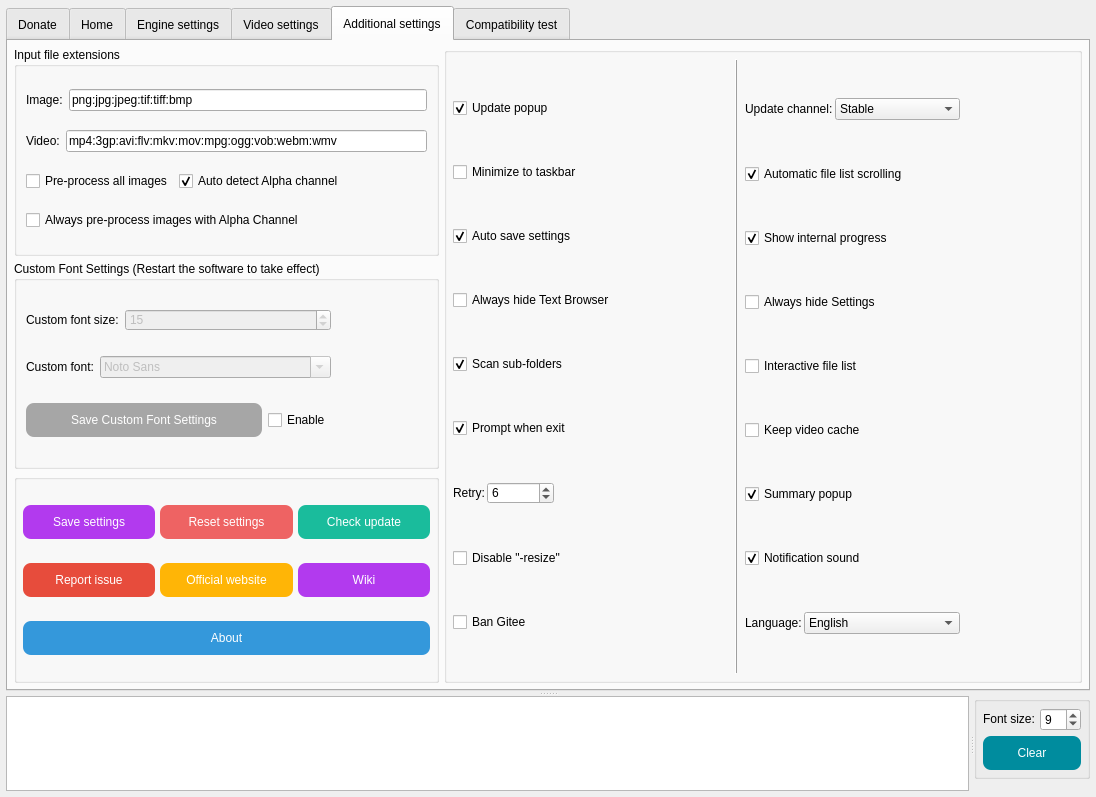
The window that SRC/Waifu2x-Extension-QT/mainwindow.ui (AaronFeng753/Waifu2x-Extension-GUI) describes before a commit, drawn with Qt 5.
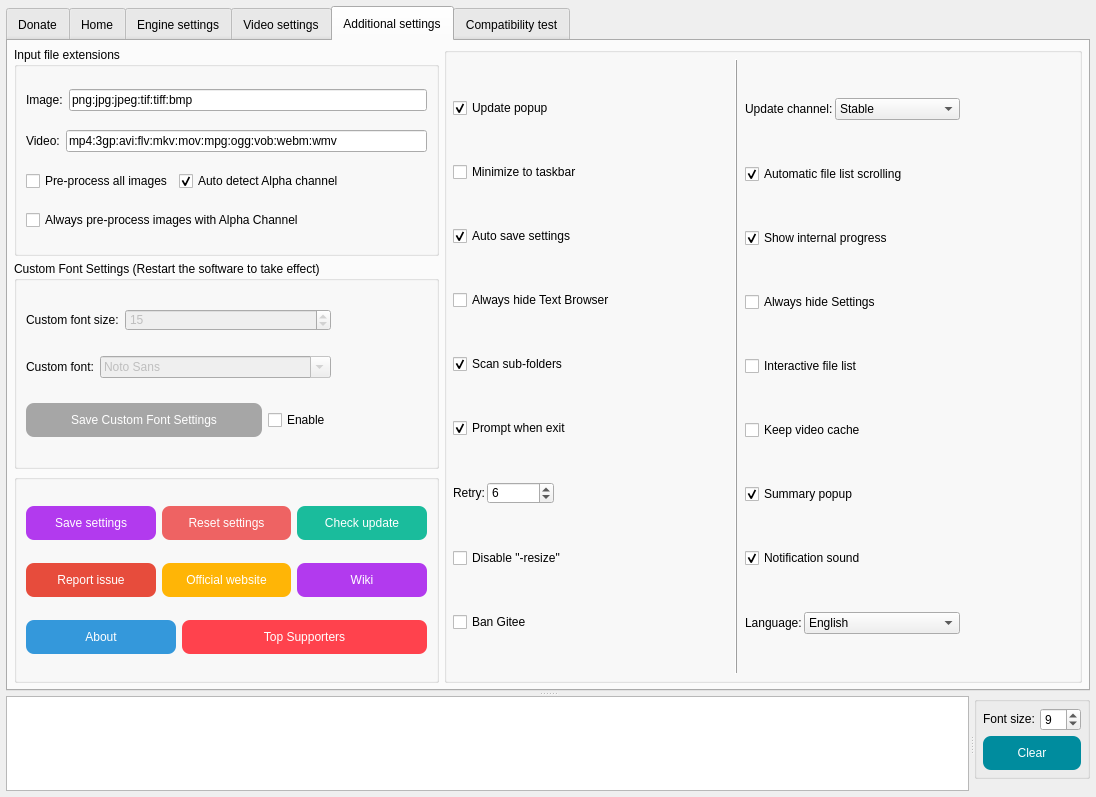
The same window after the commit. The open tabs and pages were chosen to show the change. Icons and pictures are not drawn.

Commit message: Credits page for Top Supporters(patreon)

What changed in the file:
```diff
--- a/SRC/Waifu2x-Extension-QT/mainwindow.ui
+++ b/SRC/Waifu2x-Extension-QT/mainwindow.ui
@@ -9488,45 +9488,67 @@
                 <string/>
                </property>
                <layout class="QGridLayout" name="gridLayout_7">
-                <property name="leftMargin">
-                 <number>6</number>
-                </property>
-                <property name="topMargin">
-                 <number>6</number>
-                </property>
-                <property name="rightMargin">
-                 <number>6</number>
-                </property>
-                <property name="bottomMargin">
-                 <number>6</number>
-                </property>
-                <property name="spacing">
-                 <number>5</number>
-                </property>
-                <item row="1" column="0">
-                 <widget class="QPushButton" name="pushButton_Report">
-                  <property name="font">
-                   <font>
-                    <underline>false</underline>
-                   </font>
-                  </property>
+                <item row="0" column="0">
+                 <layout class="QHBoxLayout" name="horizontalLayout_57">
+                  <item>
+                   <widget class="QPushButton" name="pushButton_SaveSettings">
+                    <property name="enabled">
+                     <bool>true</bool>
+                    </property>
+                    <property name="styleSheet">
+                     <string notr="true">QPushButton{
+background-color: rgb(178, 58, 238);
+color: rgb(255, 255, 255);
+border-style:outset;
+border-radius:8px;
+padding:10px;
+}
+QPushButton:hover{
+background-color: rgb(191, 62, 255);
+color: rgb(255, 255, 255);
+border-style:outset;
+border-radius:8px;
+padding:10px;
+}
+QPushButton:pressed{
+background-color: rgb(154, 50, 205);
+color: rgb(255, 255, 255);
+border-style:outset;
+border-radius:8px;
+padding:10px;
+}
+QPushButton:disabled{
+background-color: rgb(166, 166, 166);
+color: rgb(255, 255, 255);
+border-style:outset;
+border-radius:8px;
+padding:10px;
+}</string>
+                    </property>
+                    <property name="text">
+                     <string>Save settings</string>
+                    </property>
+                   </widget>
+                  </item>
+                  <item>
+                   <widget class="QPushButton" name="pushButton_ResetSettings">
                   <property name="styleSheet">
                    <string notr="true">QPushButton{
-background-color: rgb(231, 76, 60);
+background-color: rgb(238, 99, 99);
 color: rgb(255, 255, 255);
 border-style:outset;
 border-radius:8px;
 padding:10px;
 }
 QPushButton:hover{
-background-color: rgb(255, 102, 64);
+background-color: rgb(255, 106, 106);
 color: rgb(255, 255, 255);
 border-style:outset;
 border-radius:8px;
 padding:10px;
 }
 QPushButton:pressed{
-background-color: rgb(204, 65, 53);
+background-color: rgb(205, 85, 85);
 color: rgb(255, 255, 255);
 border-style:outset;
 border-radius:8px;
@@ -9541,11 +9563,11 @@
 }</string>
                   </property>
                   <property name="text">
-                   <string>Report issue</string>
+                     <string>Reset settings</string>
                   </property>
                  </widget>
                 </item>
-                <item row="0" column="2">
+                  <item>
                  <widget class="QPushButton" name="pushButton_CheckUpdate">
                   <property name="font">
                    <font>
@@ -9588,28 +9610,34 @@
                   </property>
                  </widget>
                 </item>
-                <item row="1" column="2">
-                 <widget class="QPushButton" name="pushButton_wiki">
-                  <property name="toolTip">
-                   <string>Open Waifu2x-Extension-GUI online wiki.</string>
+                 </layout>
+                </item>
+                <item row="1" column="0">
+                 <layout class="QHBoxLayout" name="horizontalLayout_58">
+                  <item>
+                   <widget class="QPushButton" name="pushButton_Report">
+                    <property name="font">
+                     <font>
+                      <underline>false</underline>
+                     </font>
                   </property>
                   <property name="styleSheet">
                    <string notr="true">QPushButton{
-background-color: rgb(178, 58, 238);
+background-color: rgb(231, 76, 60);
 color: rgb(255, 255, 255);
 border-style:outset;
 border-radius:8px;
 padding:10px;
 }
 QPushButton:hover{
-background-color: rgb(191, 62, 255);
+background-color: rgb(255, 102, 64);
 color: rgb(255, 255, 255);
 border-style:outset;
 border-radius:8px;
 padding:10px;
 }
 QPushButton:pressed{
-background-color: rgb(154, 50, 205);
+background-color: rgb(204, 65, 53);
 color: rgb(255, 255, 255);
 border-style:outset;
 border-radius:8px;
@@ -9624,11 +9652,11 @@
 }</string>
                   </property>
                   <property name="text">
-                   <string>Wiki</string>
+                     <string>Report issue</string>
                   </property>
                  </widget>
                 </item>
-                <item row="1" column="1">
+                  <item>
                  <widget class="QPushButton" name="pushButton_ReadMe">
                   <property name="font">
                    <font>
@@ -9670,10 +9698,10 @@
                   </property>
                  </widget>
                 </item>
-                <item row="0" column="0">
-                 <widget class="QPushButton" name="pushButton_SaveSettings">
-                  <property name="enabled">
-                   <bool>true</bool>
+                  <item>
+                   <widget class="QPushButton" name="pushButton_wiki">
+                    <property name="toolTip">
+                     <string>Open Waifu2x-Extension-GUI online wiki.</string>
                   </property>
                   <property name="styleSheet">
                    <string notr="true">QPushButton{
@@ -9706,12 +9734,22 @@
 }</string>
                   </property>
                   <property name="text">
-                   <string>Save settings</string>
+                     <string>Wiki</string>
                   </property>
                  </widget>
                 </item>
-                <item row="2" column="0" colspan="3">
+                 </layout>
+                </item>
+                <item row="2" column="0">
+                 <layout class="QHBoxLayout" name="horizontalLayout_59">
+                  <item>
                  <widget class="QPushButton" name="pushButton_about">
+                    <property name="maximumSize">
+                     <size>
+                      <width>150</width>
+                      <height>16777215</height>
+                     </size>
+                    </property>
                   <property name="styleSheet">
                    <string notr="true">QPushButton{
 background-color: rgb(52, 152, 219);
@@ -9747,25 +9785,25 @@
                   </property>
                  </widget>
                 </item>
-                <item row="0" column="1">
-                 <widget class="QPushButton" name="pushButton_ResetSettings">
+                  <item>
+                   <widget class="QPushButton" name="pushButton_SupportersList">
                   <property name="styleSheet">
                    <string notr="true">QPushButton{
-background-color: rgb(238, 99, 99);
+background-color: rgb(255, 66, 77);
 color: rgb(255, 255, 255);
 border-style:outset;
 border-radius:8px;
 padding:10px;
 }
 QPushButton:hover{
-background-color: rgb(255, 106, 106);
+background-color: rgb(255, 105, 112);
 color: rgb(255, 255, 255);
 border-style:outset;
 border-radius:8px;
 padding:10px;
 }
 QPushButton:pressed{
-background-color: rgb(205, 85, 85);
+background-color: rgb(223, 50, 61);
 color: rgb(255, 255, 255);
 border-style:outset;
 border-radius:8px;
@@ -9780,9 +9818,11 @@
 }</string>
                   </property>
                   <property name="text">
-                   <string>Reset settings</string>
-                  </property>
-                 </widget>
+                     <string>Top Supporters</string>
+                    </property>
+                   </widget>
+                  </item>
+                 </layout>
                 </item>
                </layout>
               </widget>
```
Lines whose indentation alone changed are shown as unchanged. The commit also changes 3 other files.
